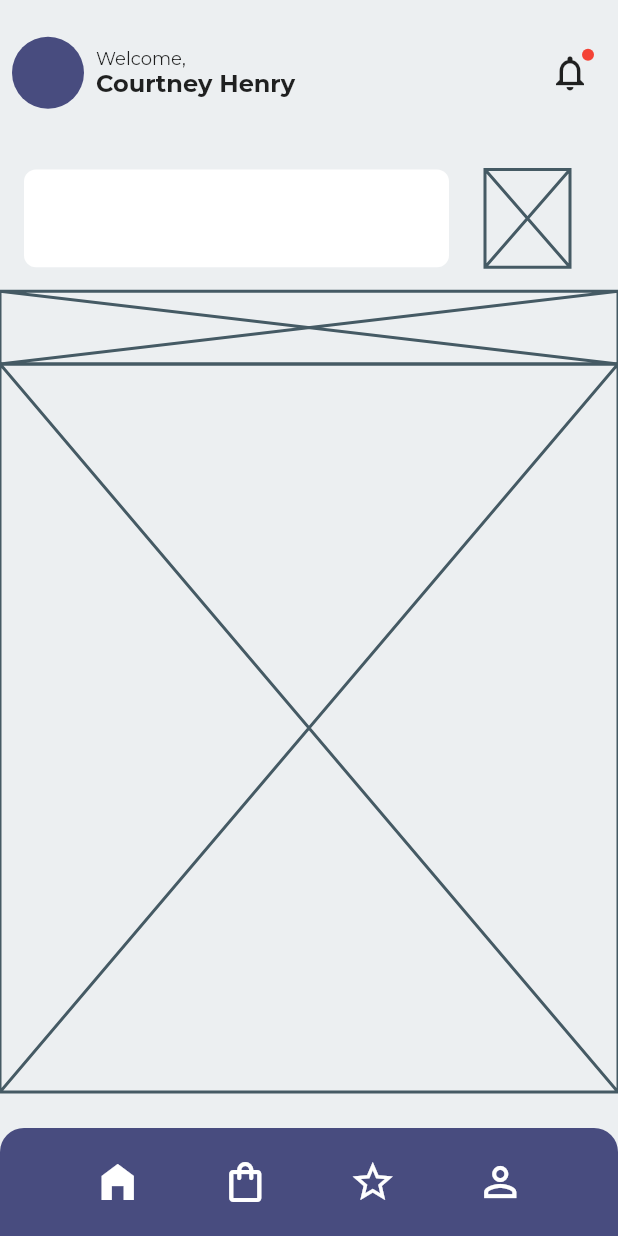
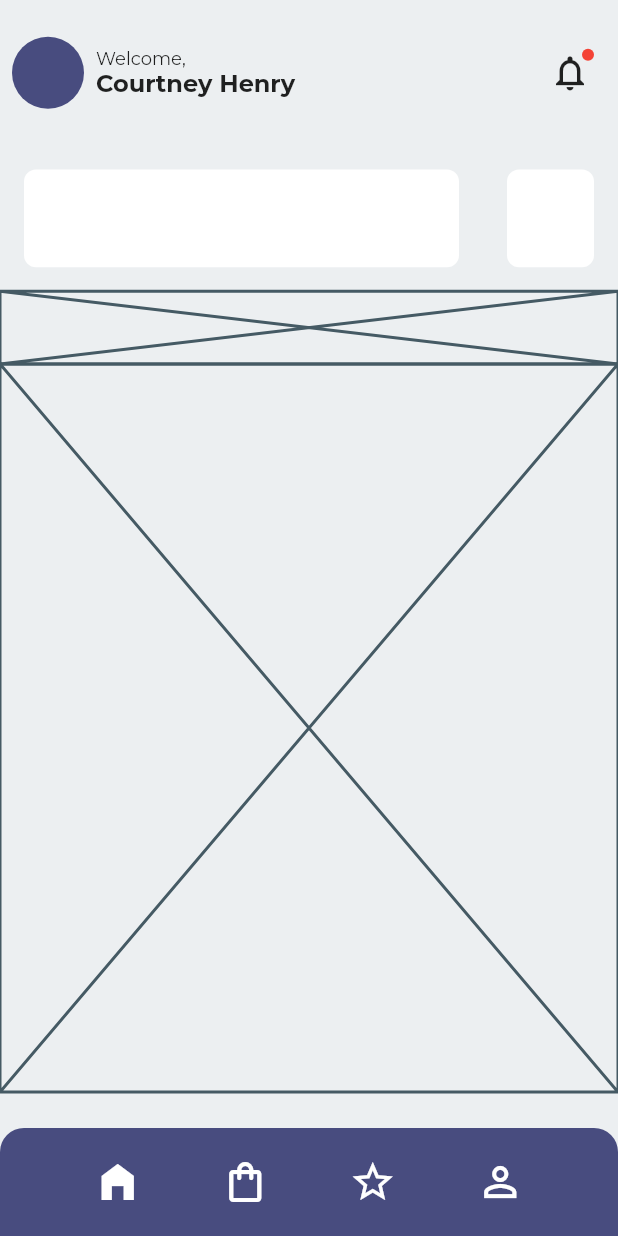
Before and after one commit to JAICHANGPARK/flutter_notebook_11th_story, a Flutter app: the screen it shows after launch, on a phone screen of 412 x 824 dp. Run offline on Flutter 3.47's test engine with Material 2 defaults, Android fonts, the phone set to English and light mode, and no system bars; our stand-ins replace backdrop, badges, flutter_inner_drawer, flutter_slidable, flutter_swiper, google_fonts.

Commit message:
Update furniture_home_page.dart

```diff
--- a/lib/ep735_furniture_app/ui/furniture_home_page.dart
+++ b/lib/ep735_furniture_app/ui/furniture_home_page.dart
@@ -96,15 +96,18 @@ class _FurnitureHomePageState extends State<FurnitureHomePage> {
                               flex: 10,
                             ),
                             SizedBox(
-                              width: 24,
+                              width: 32,
                             ),
                             Expanded(
-                              child: Placeholder(),
+                              child: Container(
+                                decoration: BoxDecoration(
+                                    color: Colors.white,
+                                    borderRadius: BorderRadius.circular(8)
+                                ),
+                              ),
                               flex: 2,
                             ),
-                            SizedBox(
-                              width: 16,
-                            ),
+
                           ],
                         ),
                       )),
```
